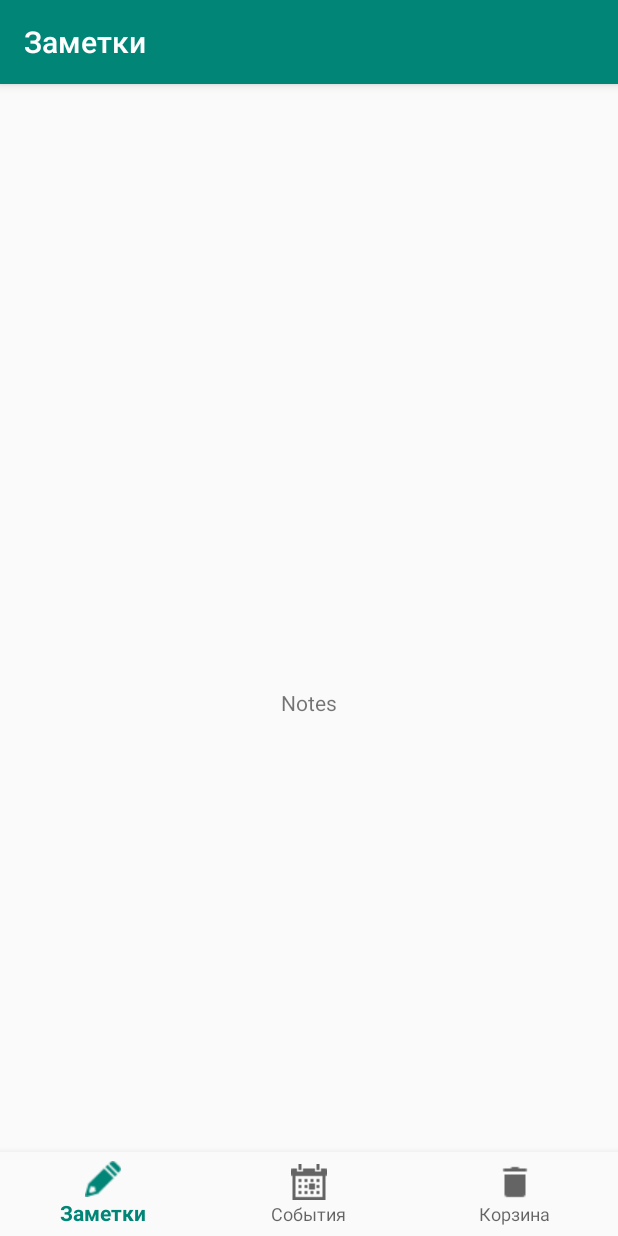
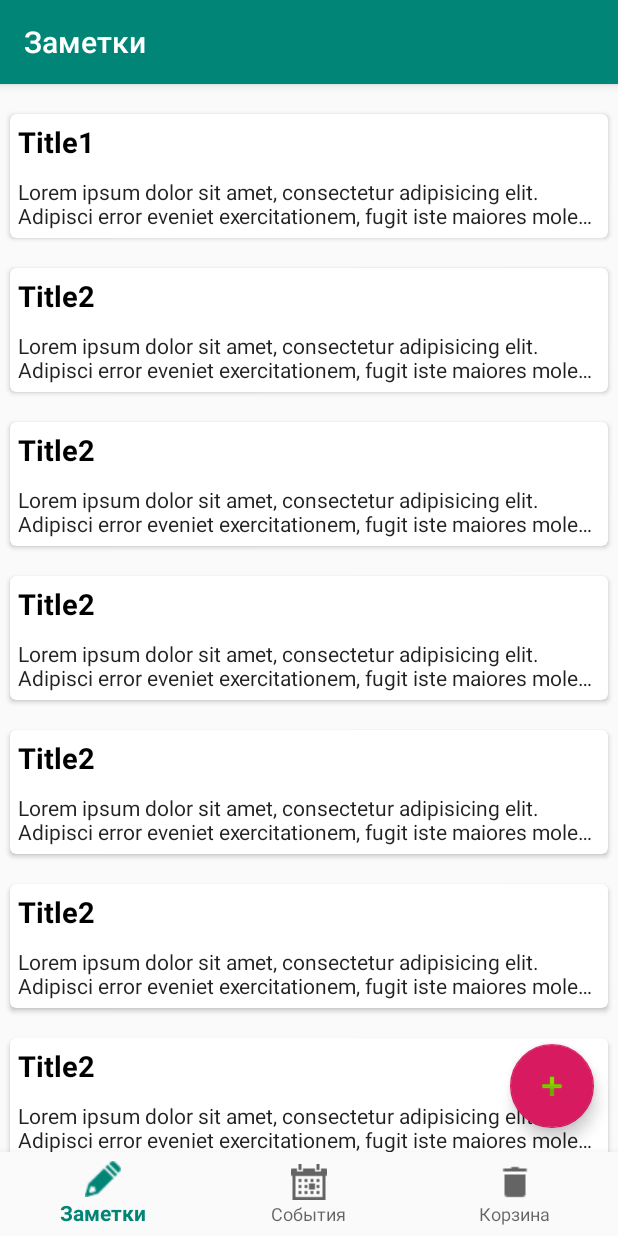
Before and after one commit to alexsey12316/Notes, an Android app: the MainActivity screen opened directly, with no data from a screen before it, on a phone screen of 412 x 824 dp. Run offline under Robolectric (Android 15) with nearby library versions, the phone set to English and light mode, and no system bars; our stand-ins replace navigation-ui.

Commit message:
Создал Adapter и Decorator для RecyclerView. Добавил фрагмент для создания заметки.

```diff
--- a/app/src/main/java/com/example/notes/MainActivity.kt
+++ b/app/src/main/java/com/example/notes/MainActivity.kt
@@ -35,4 +35,9 @@ class MainActivity : AppCompatActivity() {
 
     }
 
+    override fun onSupportNavigateUp(): Boolean {
+        val navController = this.findNavController(R.id.nav_host_fragment)
+        return navController.navigateUp()
+    }
+
 }
--- a/app/src/main/java/com/example/notes/NotesFragment.kt
+++ /dev/null
@@ -1,18 +0,0 @@
-package com.example.notes
-
-import android.os.Bundle
-import android.view.LayoutInflater
-import android.view.View
-import android.view.ViewGroup
-import androidx.fragment.app.Fragment
-
-class NotesFragment:Fragment()
-{
-    override fun onCreateView(
-        inflater: LayoutInflater,
-        container: ViewGroup?,
-        savedInstanceState: Bundle?
-    ): View? {
-        return inflater.inflate(R.layout.fragment_note, container, false)
-    }
-}
--- /dev/null
+++ b/app/src/main/java/com/example/notes/notes/Note.kt
@@ -0,0 +1,3 @@
+package com.example.notes.notes
+
+data class Note(val title: String = "Lorem", val text: String)
--- /dev/null
+++ b/app/src/main/java/com/example/notes/notes/NotesAdapter.kt
@@ -0,0 +1,30 @@
+package com.example.notes.notes
+
+import android.view.LayoutInflater
+import android.view.View
+import android.view.ViewGroup
+import androidx.recyclerview.widget.RecyclerView
+import com.example.notes.R
+import kotlinx.android.synthetic.main.note_item.view.*
+
+class NotesAdapter(private var noteDataSet: List<Note>) : RecyclerView.Adapter<NotesAdapter.NotesViewHolder>() {
+
+    inner class NotesViewHolder(itemView: View) : RecyclerView.ViewHolder(itemView) {
+        val note_title = itemView.note_title
+        val note_text = itemView.note_text
+    }
+
+    override fun onCreateViewHolder(parent: ViewGroup, viewType: Int): NotesViewHolder {
+        return NotesViewHolder(LayoutInflater.from(parent.context).inflate(R.layout.note_item, parent, false))
+    }
+
+    override fun getItemCount(): Int {
+        return noteDataSet.size
+    }
+
+    override fun onBindViewHolder(holder: NotesViewHolder, position: Int) {
+        holder.note_title.text = noteDataSet[position].title
+        holder.note_text.text = noteDataSet[position].text
+    }
+
+}
--- /dev/null
+++ b/app/src/main/java/com/example/notes/notes/NotesFragment.kt
@@ -0,0 +1,54 @@
+package com.example.notes.notes
+
+import android.os.Bundle
+import android.view.LayoutInflater
+import android.view.View
+import android.view.ViewGroup
+import androidx.fragment.app.Fragment
+import androidx.navigation.findNavController
+import androidx.recyclerview.widget.LinearLayoutManager
+import androidx.recyclerview.widget.RecyclerView
+import com.example.notes.MainActivity
+import com.example.notes.R
+
+class NotesFragment:Fragment()
+{
+    private lateinit var recyclerView: RecyclerView
+    private lateinit var viewManager: RecyclerView.LayoutManager
+    private lateinit var viewAdapter: NotesAdapter
+
+    override fun onCreateView(
+        inflater: LayoutInflater,
+        container: ViewGroup?,
+        savedInstanceState: Bundle?
+    ): View? {
+
+        return inflater.inflate(R.layout.fragment_note, container, false)
+    }
+
+    override fun onViewCreated(view: View, savedInstanceState: Bundle?) {
+        super.onViewCreated(view, savedInstanceState)
+
+        val addNoteFloatingActionButtton: View = view.findViewById(R.id.add_note_floating_button)
+
+        addNoteFloatingActionButtton.setOnClickListener { view ->
+            view.findNavController().navigate(R.id.action_navigation_note_to_addNoteFragment)
+        }
+
+        val notesList: List<Note> = listOf(Note("Title1", getString(R.string.note_text)),Note("Title2", getString(R.string.note_text)),Note("Title2", getString(R.string.note_text)),
+            Note("Title2", getString(R.string.note_text)),Note("Title2", getString(R.string.note_text)),Note("Title2", getString(R.string.note_text)),Note("Title2", getString(R.string.note_text)),
+            Note("Title2", getString(R.string.note_text)),Note("Title2", getString(R.string.note_text)),Note("Title2", getString(R.string.note_text)),Note("Title2", getString(R.string.note_text)),
+            Note("Title2", getString(R.string.note_text)),Note("Title2", getString(R.string.note_text)),Note("Title2", getString(R.string.note_text)),Note("Title2", getString(R.string.note_text))
+            )
+
+        viewAdapter = NotesAdapter(notesList)
+        viewManager = LinearLayoutManager(requireContext())
+
+        recyclerView = view.findViewById<RecyclerView>(R.id.note_list).apply {
+            adapter = viewAdapter
+            val topSpacingItemDecoration = TopSpacingItemDecoration(30, 10)
+            addItemDecoration(topSpacingItemDecoration)
+            layoutManager = viewManager
+        }
+    }
+}
--- /dev/null
+++ b/app/src/main/java/com/example/notes/notes/TopSpacingItemDecoration.kt
@@ -0,0 +1,20 @@
+package com.example.notes.notes
+
+import android.graphics.Rect
+import android.view.View
+import androidx.recyclerview.widget.RecyclerView
+
+class TopSpacingItemDecoration(private val verticalPadding: Int, private val horizontalPadding: Int) : RecyclerView.ItemDecoration() {
+
+    override fun getItemOffsets(
+        outRect: Rect,
+        view: View,
+        parent: RecyclerView,
+        state: RecyclerView.State
+    ) {
+        super.getItemOffsets(outRect, view, parent, state)
+        outRect.top = verticalPadding
+        outRect.left = horizontalPadding
+        outRect.right = horizontalPadding
+    }
+}
--- /dev/null
+++ b/app/src/main/res/drawable/background_text_note.xml
@@ -0,0 +1,6 @@
+<?xml version="1.0" encoding="utf-8"?>
+<shape xmlns:android="http://schemas.android.com/apk/res/android" android:shape="rectangle" >
+    <solid android:color="@android:color/white" />
+    <stroke android:width="1dip" android:color="#4fa5d5"/>
+    <padding android:bottom="10dp" android:left="10dp" android:right="10dp" android:top="10dp"/>
+</shape>
--- a/app/src/main/res/layout/activity_main.xml
+++ b/app/src/main/res/layout/activity_main.xml
@@ -1,17 +1,15 @@
 <?xml version="1.0" encoding="utf-8"?>
 <androidx.constraintlayout.widget.ConstraintLayout xmlns:android="http://schemas.android.com/apk/res/android"
     xmlns:app="http://schemas.android.com/apk/res-auto"
+    xmlns:tools="http://schemas.android.com/tools"
     android:id="@+id/container"
     android:layout_width="match_parent"
-    android:layout_height="match_parent"
-    android:paddingTop="?attr/actionBarSize">
+    android:layout_height="match_parent">
 
     <com.google.android.material.bottomnavigation.BottomNavigationView
         android:id="@+id/nav_view"
         android:layout_width="0dp"
         android:layout_height="wrap_content"
-        android:layout_marginStart="0dp"
-        android:layout_marginEnd="0dp"
         android:background="?android:attr/windowBackground"
         app:layout_constraintBottom_toBottomOf="parent"
         app:layout_constraintLeft_toLeftOf="parent"
@@ -21,10 +19,11 @@
     <fragment
         android:id="@+id/nav_host_fragment"
         android:name="androidx.navigation.fragment.NavHostFragment"
-        android:layout_width="match_parent"
-        android:layout_height="match_parent"
+        android:layout_width="0dp"
+        android:layout_height="0dp"
         app:defaultNavHost="true"
-        app:layout_constraintBottom_toTopOf="@id/nav_view"
+        app:layout_constraintBottom_toTopOf="@+id/nav_view"
+        app:layout_constraintHorizontal_bias="0.0"
         app:layout_constraintLeft_toLeftOf="parent"
         app:layout_constraintRight_toRightOf="parent"
         app:layout_constraintTop_toTopOf="parent"
--- a/app/src/main/res/layout/fragment_note.xml
+++ b/app/src/main/res/layout/fragment_note.xml
@@ -1,16 +1,29 @@
 <?xml version="1.0" encoding="utf-8"?>
 <androidx.constraintlayout.widget.ConstraintLayout xmlns:android="http://schemas.android.com/apk/res/android"
     xmlns:app="http://schemas.android.com/apk/res-auto"
-    android:orientation="vertical" android:layout_width="match_parent"
+    xmlns:tools="http://schemas.android.com/tools"
+    android:orientation="vertical"
+    android:layout_width="match_parent"
     android:layout_height="match_parent">
 
-    <TextView
-        android:layout_width="wrap_content"
-        android:layout_height="wrap_content"
-        android:text="Notes"
+    <androidx.recyclerview.widget.RecyclerView
+        android:id="@+id/note_list"
+        android:layout_width="0dp"
+        android:layout_height="0dp"
         app:layout_constraintBottom_toBottomOf="parent"
         app:layout_constraintEnd_toEndOf="parent"
         app:layout_constraintStart_toStartOf="parent"
         app:layout_constraintTop_toTopOf="parent" />
 
+    <com.google.android.material.floatingactionbutton.FloatingActionButton
+        android:id="@+id/add_note_floating_button"
+        android:layout_width="wrap_content"
+        android:layout_height="wrap_content"
+        android:layout_marginEnd="16dp"
+        android:layout_marginBottom="16dp"
+        android:clickable="true"
+        app:layout_constraintBottom_toBottomOf="parent"
+        app:layout_constraintEnd_toEndOf="parent"
+        app:srcCompat="@android:drawable/ic_input_add" />
+
 </androidx.constraintlayout.widget.ConstraintLayout>
--- /dev/null
+++ b/app/src/main/res/layout/note_item.xml
@@ -0,0 +1,38 @@
+<?xml version="1.0" encoding="utf-8"?>
+<androidx.cardview.widget.CardView xmlns:android="http://schemas.android.com/apk/res/android"
+    xmlns:app="http://schemas.android.com/apk/res-auto"
+    xmlns:tools="http://schemas.android.com/tools"
+    android:id="@+id/card_view"
+    android:layout_width="match_parent"
+    android:layout_height="wrap_content"
+    app:cardCornerRadius="4dp">
+
+    <LinearLayout
+        android:layout_width="match_parent"
+        android:layout_height="wrap_content"
+        android:orientation="vertical">
+
+
+        <TextView
+            android:id="@+id/note_title"
+            android:layout_width="wrap_content"
+            android:layout_height="wrap_content"
+            android:padding="5dp"
+            android:textColor="@android:color/black"
+            android:textSize="19sp"
+            android:textStyle="bold"
+            tools:text="@string/app_name" />
+
+        <TextView
+            android:id="@+id/note_text"
+            android:layout_width="wrap_content"
+            android:layout_height="wrap_content"
+            android:ellipsize="end"
+            android:maxLines="2"
+            android:padding="5dp"
+            android:textAppearance="@style/TextAppearance.AppCompat.Body1"
+            tools:text="@string/note_text" />
+
+
+    </LinearLayout>
+</androidx.cardview.widget.CardView>
--- a/app/src/main/res/navigation/mobile_navigation.xml
+++ b/app/src/main/res/navigation/mobile_navigation.xml
@@ -7,9 +7,14 @@
 
     <fragment
         android:id="@+id/navigation_note"
-        android:name="com.example.notes.NotesFragment"
+        android:name="com.example.notes.notes.NotesFragment"
         android:label="@string/title_notes"
-        tools:layout="@layout/fragment_note" />
+        tools:layout="@layout/fragment_note" >
+        <action
+            android:id="@+id/action_navigation_note_to_addNoteFragment"
+            app:destination="@id/addNoteFragment"
+            app:popUpTo="@id/navigation_note" />
+    </fragment>
 
     <fragment
         android:id="@+id/navigation_event"
@@ -22,4 +27,9 @@
         android:name="com.example.notes.TrashFragment"
         android:label="@string/title_trash"
         tools:layout="@layout/fragment_trash" />
+    <fragment
+        android:id="@+id/addNoteFragment"
+        android:name="com.example.notes.addnote.AddNoteFragment"
+        android:label="Добавить заметку"
+        tools:layout="@layout/add_note_fragment" />
 </navigation>
--- a/app/src/main/res/values/strings.xml
+++ b/app/src/main/res/values/strings.xml
@@ -4,4 +4,5 @@
     <string name="title_events">События</string>
     <string name="title_trash">Корзина</string>
     <string name="notebook_description">NoteBook</string>
+    <string name="note_text">Lorem ipsum dolor sit amet, consectetur adipisicing elit. Adipisci error eveniet exercitationem, fugit iste maiores molestiae quibusdam? Beatae commodi maiores nisi odit quia tenetur? Eaque magnam minus rerum unde veritatis!</string>
 </resources>
```
Also changed, not shown: app/build.gradle (+7 -0 lines), app/src/main/res/layout/add_note_fragment.xml (added, +43 -0 lines).
